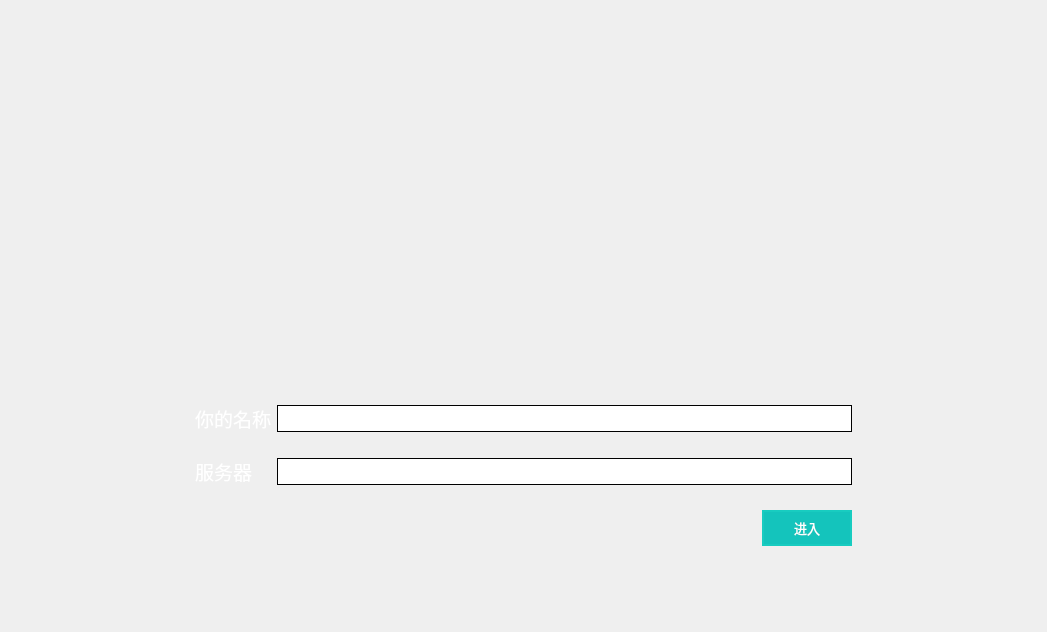
This is Mainpage/mainpage.ui in jkjkil4/CloudSleep_JVer as Qt 5 draws it before an edit. The edited form follows.
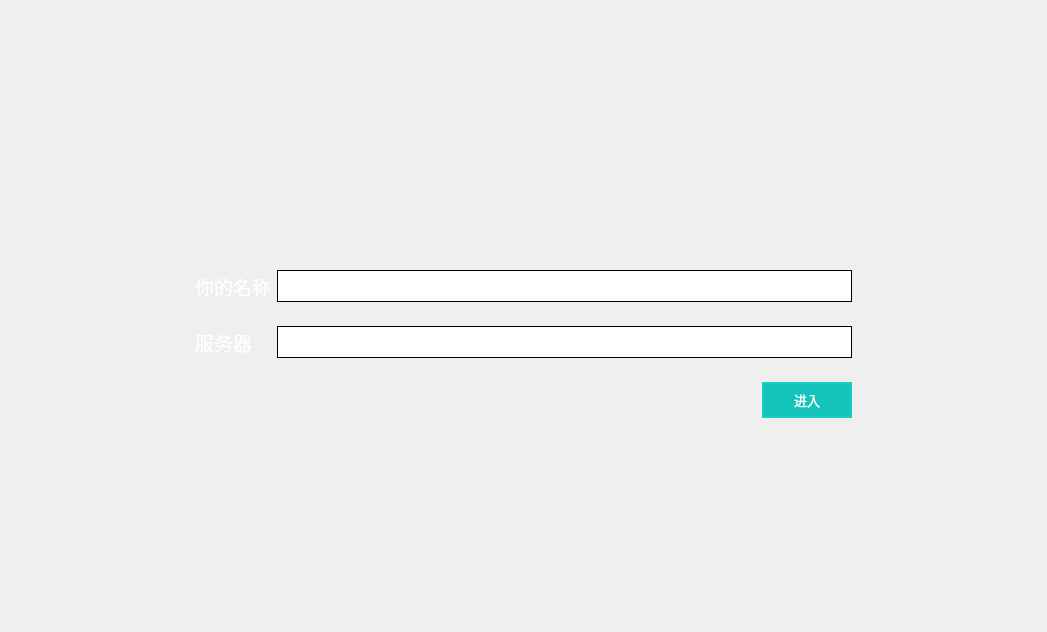
This is the edited form. Icons and pictures are not drawn. Custom widgets are drawn as their Qt base class.

Diff of the .ui file:
```diff
--- a/Mainpage/mainpage.ui
+++ b/Mainpage/mainpage.ui
@@ -107,14 +107,7 @@
       </widget>
      </item>
      <item>
-      <widget class="RoleDisplay" name="widgetRoles" native="true">
-       <property name="minimumSize">
-        <size>
-         <width>282</width>
-         <height>282</height>
-        </size>
-       </property>
-      </widget>
+      <widget class="RoleDisplay" name="widgetRoles" native="true"/>
      </item>
      <item>
       <widget class="QPushButton" name="btnRight">
@@ -248,6 +241,12 @@
        </item>
        <item row="1" column="1">
         <widget class="QLineEdit" name="editServ">
+         <property name="minimumSize">
+          <size>
+           <width>0</width>
+           <height>32</height>
+          </size>
+         </property>
          <property name="font">
           <font>
            <pointsize>14</pointsize>
@@ -260,6 +259,12 @@
        </item>
        <item row="0" column="1">
         <widget class="QLineEdit" name="editName">
+         <property name="minimumSize">
+          <size>
+           <width>0</width>
+           <height>32</height>
+          </size>
+         </property>
          <property name="font">
           <font>
            <pointsize>14</pointsize>
@@ -287,6 +292,12 @@
          </item>
          <item>
           <widget class="QPushButton" name="btnEnter">
+           <property name="minimumSize">
+            <size>
+             <width>0</width>
+             <height>32</height>
+            </size>
+           </property>
            <property name="font">
             <font>
              <pointsize>10</pointsize>
```
